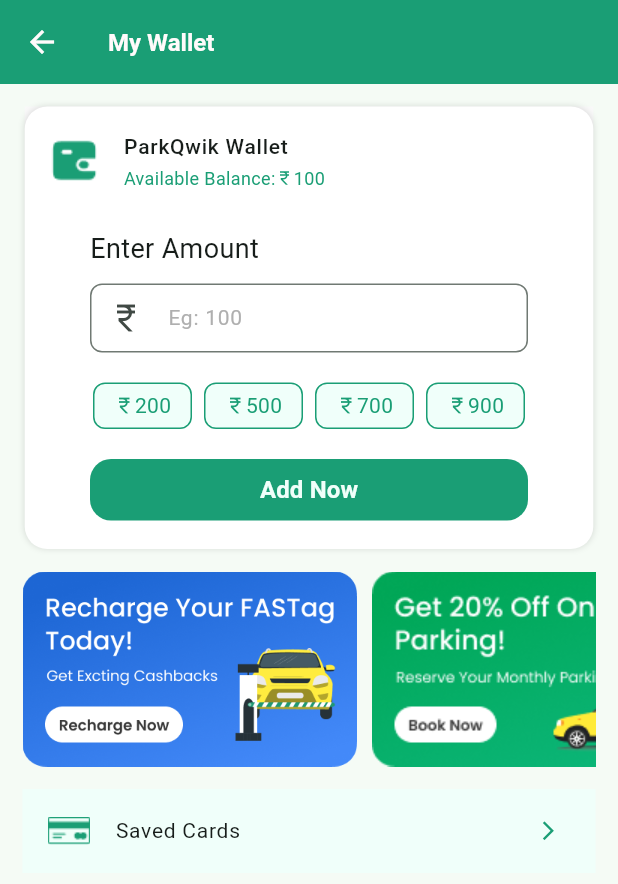
After one commit to abichengs01/parkqwik_clone, a Flutter app: the screen it shows after launch, after a tap on "450", on a phone screen of 412 x 824 dp. The commit adds this screen. Shown: the top 884 px of the screen. Run offline on Flutter 3.47's test engine with Material 3 defaults, Android fonts, the phone set to English and light mode, and no system bars; our stand-ins replace carousel_slider, expandable, font_awesome_flutter.

Commit message:
wallet page completed

```diff
--- a/lib/homescreen.dart
+++ b/lib/homescreen.dart
@@ -6,6 +6,7 @@
 import 'package:parkqwik/refer_win.dart';
 import 'package:parkqwik/rewards.dart';
 import 'package:parkqwik/vehicle_insurance.dart';
+import 'package:parkqwik/wallet.dart';
 
 import 'fastag_recharge_p1.dart';
 
@@ -91,7 +92,10 @@
                           icon:(Icon(Icons.add_circle)), label: Text("Add Vehicle")),
                     ),
                     SizedBox(width: 10,),
-                    Stack(
+
+                    InkWell(
+                      onTap: (){Navigator.push(context, MaterialPageRoute(builder: (context)=> Wallet()));},
+                      child: Stack(
                         children:[ CircleAvatar(
                           radius: 15,
                           backgroundColor: Colors.white.withOpacity(0.2),
@@ -111,6 +115,8 @@
                             ),
                           )
                       ]),
+                    ),
+
                     SizedBox(width: 5,),
                     Stack(
                       children:[ CircleAvatar(
--- /dev/null
+++ b/lib/wallet.dart
@@ -0,0 +1,171 @@
+import 'package:flutter/material.dart';
+
+import 'colors.dart';
+
+class Wallet extends StatefulWidget {
+  const Wallet({super.key});
+
+  @override
+  State<Wallet> createState() => _WalletState();
+}
+
+class _WalletState extends State<Wallet> {
+  TextEditingController vehiclenum = TextEditingController();
+  @override
+  Widget build(BuildContext context) {
+    return Scaffold(
+      appBar: AppBar(
+        title: Text('My Wallet',style:TextStyle(fontSize:16,fontWeight: FontWeight.w600,
+            color: AppColor.appbartext) ,),
+        leading:IconButton(icon: Icon(Icons.arrow_back),iconSize: 24,color: AppColor.appbartext,
+          onPressed: () {
+            Navigator.pop(context);
+          },),
+        backgroundColor: AppColor.primary,
+      ),
+      body: Padding(
+        padding: const EdgeInsets.all(15.0),
+        child: Column(
+          children: [
+            Container(
+              height: 295,width: MediaQuery.of(context).size.width*.92,
+
+              decoration: BoxDecoration(
+                  boxShadow: [BoxShadow(
+                    color: Colors.black12,
+                    blurRadius: 3,
+                  )],
+                  color: Colors.white,
+                  borderRadius: BorderRadius.circular(15)
+              ),
+              child: Column(
+                children: [
+                  ListTile(leading: Image.asset("images/hs/colorwallet.png",height: 34,width: 34),
+                  tileColor: Color(0xFFF9F9F9),
+                  title: Text("ParkQwik Wallet",style: TextStyle(fontSize: 14,fontWeight: FontWeight.w500),),
+                    subtitle: Row(
+                      children: [
+                        Text("Available Balance:",style: TextStyle(fontSize: 12,fontWeight: FontWeight.w400,color: AppColor.primary),),
+                        Icon(Icons.currency_rupee,size: 12,color: AppColor.primary,),
+                        Text("100",style: TextStyle(fontSize: 12,fontWeight: FontWeight.w400,color: AppColor.primary),),
+                      ],
+                    )
+                  ),
+                  SizedBox(height: 10,),
+                  Column(crossAxisAlignment: CrossAxisAlignment.start,
+                    mainAxisAlignment: MainAxisAlignment.start,
+                    children: [
+                      Text("Enter Amount",style: TextStyle(fontSize: 18,fontWeight: FontWeight.w400),),
+                      SizedBox(height: 10,),
+                      Container( height: 46,width: 292,
+                        child: TextField(decoration: InputDecoration(
+                            prefixIcon: Icon(Icons.currency_rupee),
+                            focusColor: Color(0xFF1A9E75),
+                            hintText: "Eg: 100",
+                            hintStyle: TextStyle(color:Color(0xFFAFAFAF),
+                                fontSize: 14,fontWeight: FontWeight.w400 ),
+                            border: OutlineInputBorder(
+                              borderRadius: BorderRadius.all(Radius.circular(8)),
+                            )
+                        ),
+                          controller: vehiclenum,
+                        ),
+                      ),
+                      SizedBox(height: 20,),
+                    ],),
+                  Row(mainAxisAlignment: MainAxisAlignment.center,
+                    children: [
+                      Container(width: 66,height: 31,
+                        decoration: BoxDecoration(
+                            color: AppColor.primarytext,
+                            border: Border.all(color: AppColor.primary),
+                            borderRadius: BorderRadius.circular(8),
+                        ),
+                        child: Row(mainAxisAlignment: MainAxisAlignment.center,
+                          children: [
+                            Icon(Icons.currency_rupee,color: AppColor.primary,size: 14,),
+                            Text("200",style: TextStyle(color: AppColor.primary),)
+                          ],
+                        ),
+                      ),
+                      SizedBox(width: 8,),
+                      Container(width: 66,height: 31,
+                        decoration: BoxDecoration(
+                          color: AppColor.primarytext,
+                          border: Border.all(color: AppColor.primary),
+                          borderRadius: BorderRadius.circular(8),
+                        ),
+                        child: Row(mainAxisAlignment: MainAxisAlignment.center,
+                          children: [
+                            Icon(Icons.currency_rupee,color: AppColor.primary,size: 14,),
+                            Text("500",style: TextStyle(color: AppColor.primary),)
+                          ],
+                        ),
+                      ),SizedBox(width: 8,),
+                      Container(width: 66,height: 31,
+                        decoration: BoxDecoration(
+                          color: AppColor.primarytext,
+                          border: Border.all(color: AppColor.primary),
+                          borderRadius: BorderRadius.circular(8),
+                        ),
+                        child: Row(mainAxisAlignment: MainAxisAlignment.center,
+                          children: [
+                            Icon(Icons.currency_rupee,color: AppColor.primary,size: 14,),
+                            Text("700",style: TextStyle(color: AppColor.primary),)
+                          ],
+                        ),
+                      ),SizedBox(width: 8,),
+                      Container(width: 66,height: 31,
+                        decoration: BoxDecoration(
+                          color: AppColor.primarytext,
+                          border: Border.all(color: AppColor.primary),
+                          borderRadius: BorderRadius.circular(8),
+                        ),
+                        child: Row(mainAxisAlignment: MainAxisAlignment.center,
+                          children: [
+                            Icon(Icons.currency_rupee,color: AppColor.primary,size: 14,),
+                            Text("900",style: TextStyle(color: AppColor.primary),)
+                          ],
+                        ),
+                      ),
+                    ],
+                  ),
+                  SizedBox(height: 20,),
+                  Container(height: 41,width: 292,
+                      child: ElevatedButton(onPressed:null,
+                        style: ButtonStyle(
+                          //surfaceTintColor: MaterialStateProperty.all(AppColor.primary),
+                            backgroundColor: MaterialStateProperty.all(AppColor.primary),
+                            shape: MaterialStateProperty.all<RoundedRectangleBorder>(
+                              RoundedRectangleBorder(
+                                borderRadius: BorderRadius.circular(14),
+                              ),)),
+                        child: Text("Add Now",style: TextStyle(
+                            fontSize: 16,fontWeight: FontWeight.w600,color:AppColor.primarytext
+                        ),),
+                      )),],),),
+            SizedBox(height: 15,),
+            SingleChildScrollView(scrollDirection: Axis.horizontal,
+              child: Row(
+                children: [
+
+                  Image.asset("images/hs/wallet_banner_1.png",height: 130,width: 223),
+                  SizedBox(width: 10,),
+                  Image.asset("images/hs/wallet_banner_2.png",height: 130,width: 223),
+                  SizedBox(width: 10,),
+                  Image.asset("images/hs/wallet_banner_3.png",height: 130,width: 223),
+                ],),
+            ),
+            SizedBox(height: 15,),
+            ListTile(
+              tileColor: AppColor.primarytext,
+              leading: Image.asset("images/hs/atmcard.png",height: 19,width: 30),
+              title: Text("Saved Cards",style: TextStyle(fontSize: 14,fontWeight: FontWeight.w400),),
+              trailing: Icon(Icons.arrow_forward_ios,size: 15,color: AppColor.primary,),
+            )
+          ],
+        ),
+      ),
+    );
+  }
+}
```
Also changed, not shown: images/hs/atmcard.png (added), images/hs/colorwallet.png (added), images/hs/wallet_banner_1.png (added), images/hs/wallet_banner_2.png (added), images/hs/wallet_banner_3.png (added). Lines whose indentation alone changed are shown as unchanged.
